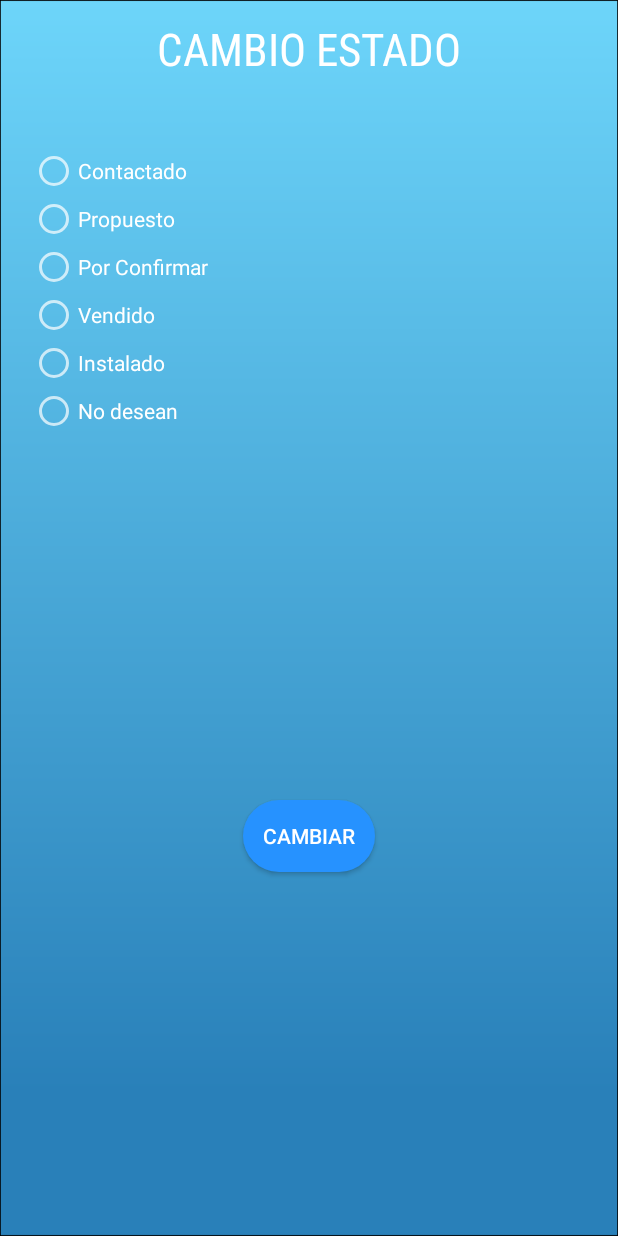
After one commit to JuanCuaycal/HughesNetApp, an Android app: the CambioEstado screen opened directly, with no data from a screen before it, on a phone screen of 412 x 824 dp. The commit adds this screen. Run offline under Robolectric (Android 15) with nearby library versions, the phone set to English and light mode, and no system bars; libraries missing offline, so code that uses them is left out: retrofit.client; 1 statement that could not run was skipped.

Commit message:
Push Viernes 4

```diff
--- a/app/src/main/AndroidManifest.xml
+++ b/app/src/main/AndroidManifest.xml
@@ -13,7 +13,8 @@
         android:supportsRtl="true"
         android:theme="@style/Theme.Design.NoActionBar"
         android:usesCleartextTraffic="true">
-        <activity android:name=".StatusReferidosActivity"></activity>
+        <activity android:name=".CambioEstado"></activity>
+        <activity android:name=".StatusReferidosActivity" />
         <activity android:name=".moodle_web" />
         <activity android:name=".valid_loggin" />
         <activity android:name=".Referidos" />
--- /dev/null
+++ b/app/src/main/java/com/hughesnet/hughesnetapp/CambioEstado.java
@@ -0,0 +1,90 @@
+package com.hughesnet.hughesnetapp;
+
+import androidx.appcompat.app.AppCompatActivity;
+
+import android.content.Intent;
+import android.os.Bundle;
+import android.view.View;
+import android.widget.Button;
+import android.widget.RadioButton;
+import android.widget.RadioGroup;
+import android.widget.Toast;
+
+import com.hughesnet.hughesnetapp.api.ApiLogin;
+import com.hughesnet.hughesnetapp.api.ApiUpdateStatus;
+
+import retrofit.Callback;
+import retrofit.RestAdapter;
+import retrofit.RetrofitError;
+import retrofit.client.Response;
+
+public class CambioEstado extends AppCompatActivity {
+
+    public static final String ROOT_URL="http://trainingcomercial.com/HughesNetApp";
+
+    @Override
+    protected void onCreate(Bundle savedInstanceState) {
+        super.onCreate(savedInstanceState);
+        setContentView(R.layout.activity_cambio_estado);
+
+        RadioGroup grcl=findViewById(R.id.id_radio_group_client_status);
+        final String telefono = getIntent().getStringExtra(StatusReferidosActivity.Estados);
+        Toast.makeText(getApplicationContext(),telefono,Toast.LENGTH_LONG).show();
+
+
+        Button btn_cambio= findViewById(R.id.id_cambio_status);
+
+
+        btn_cambio.setOnClickListener(new View.OnClickListener() {
+            @Override
+            public void onClick(View v) {
+
+
+                //Get element select
+                int i = grcl.getCheckedRadioButtonId();
+                RadioButton seleccionado = (RadioButton) findViewById(i);
+                String status=seleccionado.getText().toString();
+
+                RestAdapter adapter = new RestAdapter.Builder()
+                        .setEndpoint(ROOT_URL)
+                        .build();
+
+                ApiUpdateStatus api= adapter.create(ApiUpdateStatus.class);
+
+                api.updateClient(
+                        telefono, status,
+                        new Callback<Response>() {
+                            @Override
+                            public void success(Response response, Response response2) {
+
+                                Toast.makeText(getApplicationContext(),"Estado Cambiado con Exito"+ status,Toast.LENGTH_LONG).show();
+                                Intent intent=new Intent(v.getContext(),Referidos.class);
+                                startActivityForResult(intent,0);
+
+                            }
+
+                            @Override
+                            public void failure(RetrofitError error) {
+                                Toast.makeText(getApplicationContext(),error.getMessage(),Toast.LENGTH_LONG).show();
+
+                            }
+                        }
+
+
+                );
+
+
+
+            }
+        });
+
+
+
+
+
+
+
+
+
+    }
+}
--- a/app/src/main/java/com/hughesnet/hughesnetapp/Modulos.java
+++ b/app/src/main/java/com/hughesnet/hughesnetapp/Modulos.java
@@ -81,7 +81,7 @@ public class Modulos extends AppCompatActivity {
                 SharedPreferences pref = getApplicationContext().getSharedPreferences("login", MODE_PRIVATE);
                 SharedPreferences.Editor editor = pref.edit();
                 editor.clear();
-                editor.commit(); // commit changes
+                editor.commit();
 
                 Intent intent=new Intent(v.getContext(),MainActivity.class);
                 startActivityForResult(intent,0);
--- a/app/src/main/java/com/hughesnet/hughesnetapp/Referidos.java
+++ b/app/src/main/java/com/hughesnet/hughesnetapp/Referidos.java
@@ -103,7 +103,7 @@ public class Referidos extends AppCompatActivity {
             @Override
             public void onClick(View v) {
                 Intent intent=new Intent(getBaseContext(),StatusReferidosActivity.class);
-                intent.putExtra(Estado,"No le interesa");
+                intent.putExtra(Estado,"No desean");
                 startActivityForResult(intent,0);
             }
         });
--- a/app/src/main/java/com/hughesnet/hughesnetapp/StatusReferidosActivity.java
+++ b/app/src/main/java/com/hughesnet/hughesnetapp/StatusReferidosActivity.java
@@ -29,7 +29,7 @@ public class StatusReferidosActivity extends AppCompatActivity {
     private RecyclerView.LayoutManager layoutManager;
     private ApiAsesor apiInterface;
     private List<Asesor> asesores;
-
+    public  static String Estados;
     @Override
     protected void onCreate(Bundle savedInstanceState) {
         super.onCreate(savedInstanceState);
@@ -81,13 +81,15 @@ public class StatusReferidosActivity extends AppCompatActivity {
                         @Override
                         public void onClick(View view) {
 
-                            String nombreArreglo = asesores.get(recyclerView.getChildAdapterPosition(view)).getName();
-                            String valorArreglo = asesores.get(recyclerView.getChildAdapterPosition(view)).getPhone();
+                           // String nombreArreglo = asesores.get(recyclerView.getChildAdapterPosition(view)).getName();
+                            String dniclient = asesores.get(recyclerView.getChildAdapterPosition(view)).getPhone();
 
 
-                            Intent c = new Intent(getApplicationContext(), Referidos.class);
-                            Intent re = new Intent(getApplicationContext(), Referidos.class);
 
+                            //Intent c = new Intent(getApplicationContext(), Referidos.class);
+                            Intent re = new Intent(getApplicationContext(), CambioEstado.class);
+                            re.putExtra(Estados,dniclient);
+                            startActivityForResult(re,0);
                             startActivity(re);
                         }
                     });
--- /dev/null
+++ b/app/src/main/java/com/hughesnet/hughesnetapp/api/ApiUpdateStatus.java
@@ -0,0 +1,21 @@
+package com.hughesnet.hughesnetapp.api;
+
+import retrofit.Callback;
+import retrofit.client.Response;
+import retrofit.http.Field;
+import retrofit.http.FormUrlEncoded;
+import retrofit.http.POST;
+
+public interface ApiUpdateStatus {
+
+    @FormUrlEncoded
+    @POST("/cambioEstado.php")
+    public  void updateClient(
+
+
+            @Field("telefono") String telefono,
+           // @Field("dni") String dni,
+            @Field("status") String status,
+            Callback<Response> callback
+    );
+}
--- a/app/src/main/java/com/hughesnet/hughesnetapp/model/Asesor.java
+++ b/app/src/main/java/com/hughesnet/hughesnetapp/model/Asesor.java
@@ -3,6 +3,9 @@ package com.hughesnet.hughesnetapp.model;
 import com.google.gson.annotations.SerializedName;
 
 public class Asesor {
+
+    @SerializedName("id_client")
+    private String id_client;
 
     @SerializedName("name")
     private String name;
@@ -29,6 +32,14 @@ public class Asesor {
 
     @SerializedName("observation")
     private String observation;
+
+    public String getId_client() {
+        return id_client;
+    }
+
+    public void setId_client(String id_client) {
+        this.id_client = id_client;
+    }
 
     public String getName() {
         return name;
--- /dev/null
+++ b/app/src/main/res/layout/activity_cambio_estado.xml
@@ -0,0 +1,96 @@
+<?xml version="1.0" encoding="utf-8"?>
+<androidx.constraintlayout.widget.ConstraintLayout xmlns:android="http://schemas.android.com/apk/res/android"
+    xmlns:app="http://schemas.android.com/apk/res-auto"
+    xmlns:tools="http://schemas.android.com/tools"
+    android:layout_width="match_parent"
+    android:layout_height="match_parent"
+    tools:context=".CambioEstado"
+    android:background="@drawable/sky2">
+
+    <TextView
+        android:id="@+id/textView100"
+        android:layout_width="wrap_content"
+        android:layout_height="wrap_content"
+        android:layout_marginStart="45dp"
+        android:layout_marginLeft="45dp"
+        android:layout_marginTop="12dp"
+        android:layout_marginEnd="45dp"
+        android:layout_marginRight="45dp"
+        android:fontFamily="sans-serif-condensed"
+        android:gravity="center"
+        android:text="CAMBIO ESTADO"
+        android:textAllCaps="true"
+        android:textColor="#FFFFFF"
+        android:textSize="30sp"
+        app:layout_constraintEnd_toEndOf="parent"
+        app:layout_constraintStart_toStartOf="parent"
+        app:layout_constraintTop_toTopOf="parent" />
+
+    <RadioGroup
+        android:id="@+id/id_radio_group_client_status"
+        android:layout_width="match_parent"
+        android:layout_height="wrap_content"
+        android:layout_marginStart="20dp"
+        android:layout_marginLeft="20dp"
+        android:layout_marginTop="45dp"
+        android:layout_marginEnd="20dp"
+        android:layout_marginRight="20dp"
+        app:layout_constraintEnd_toEndOf="parent"
+        app:layout_constraintStart_toStartOf="parent"
+        app:layout_constraintTop_toBottomOf="@+id/textView100">
+
+        <RadioButton
+            android:id="@+id/radio1_grupo"
+            android:layout_width="wrap_content"
+            android:layout_height="wrap_content"
+            android:text="Contactado" />
+
+        <RadioButton
+            android:id="@+id/radio2_grupo"
+            android:layout_width="wrap_content"
+            android:layout_height="wrap_content"
+            android:text="Propuesto" />
+
+        <RadioButton
+            android:id="@+id/radio3_grupo"
+            android:layout_width="wrap_content"
+            android:layout_height="wrap_content"
+            android:text="Por Confirmar" />
+
+        <RadioButton
+            android:id="@+id/radio4_grupo"
+            android:layout_width="wrap_content"
+            android:layout_height="wrap_content"
+            android:text="Vendido" />
+
+        <RadioButton
+            android:id="@+id/radio5_grupo"
+            android:layout_width="wrap_content"
+            android:layout_height="wrap_content"
+            android:text="Instalado" />
+
+        <RadioButton
+            android:id="@+id/radio6_grupo"
+            android:layout_width="wrap_content"
+            android:layout_height="wrap_content"
+            android:text="No desean" />
+
+    </RadioGroup>
+
+    <Button
+        android:id="@+id/id_cambio_status"
+        android:layout_width="wrap_content"
+        android:layout_height="wrap_content"
+        android:layout_marginStart="45dp"
+        android:layout_marginLeft="45dp"
+        android:layout_marginEnd="45dp"
+        android:layout_marginRight="45dp"
+        android:text="Cambiar"
+        android:background="@drawable/button_rounded"
+        app:layout_constraintBottom_toBottomOf="parent"
+        app:layout_constraintEnd_toEndOf="parent"
+        app:layout_constraintStart_toStartOf="parent"
+        app:layout_constraintTop_toBottomOf="@+id/id_radio_group_client_status" />
+
+
+</androidx.constraintlayout.widget.ConstraintLayout>
--- a/app/src/main/res/layout/activity_modulos.xml
+++ b/app/src/main/res/layout/activity_modulos.xml
@@ -39,7 +39,7 @@
 
     <Button
         android:id="@+id/btn_estrat"
-        android:layout_width="300dp"
+        android:layout_width="match_parent"
         android:layout_height="40dp"
         android:layout_marginStart="45dp"
         android:layout_marginLeft="45dp"
@@ -55,7 +55,7 @@
 
     <Button
         android:id="@+id/btn_entrenam"
-        android:layout_width="300dp"
+        android:layout_width="match_parent"
         android:layout_height="40dp"
         android:layout_marginStart="45dp"
         android:layout_marginLeft="45dp"
@@ -77,8 +77,9 @@
         android:layout_marginLeft="45dp"
         android:layout_marginEnd="45dp"
         android:layout_marginRight="45dp"
+        android:layout_marginBottom="5dp"
+        android:background="@drawable/button_exit"
         android:text="EXIT"
-        android:background="@drawable/button_exit"
         app:layout_constraintBottom_toBottomOf="parent"
         app:layout_constraintEnd_toEndOf="parent"
         app:layout_constraintStart_toStartOf="parent" />
--- a/app/src/main/res/layout/activity_status_referidos.xml
+++ b/app/src/main/res/layout/activity_status_referidos.xml
@@ -20,7 +20,7 @@
             android:id="@+id/idfragmen_asesores2"
             android:layout_width="match_parent"
             android:layout_height="match_parent"
-            android:background="@color/white"
+            android:background="@drawable/sky2"
             app:layout_constraintEnd_toEndOf="parent"
             app:layout_constraintStart_toStartOf="parent"
             app:layout_constraintTop_toTopOf="parent" />
--- a/app/src/main/res/values/strings.xml
+++ b/app/src/main/res/values/strings.xml
@@ -25,7 +25,6 @@
     </string-array>
 
 
-
     <string-array name="Estado">
         <item>Estado 1</item>
         <item>Estado 2</item>
```
